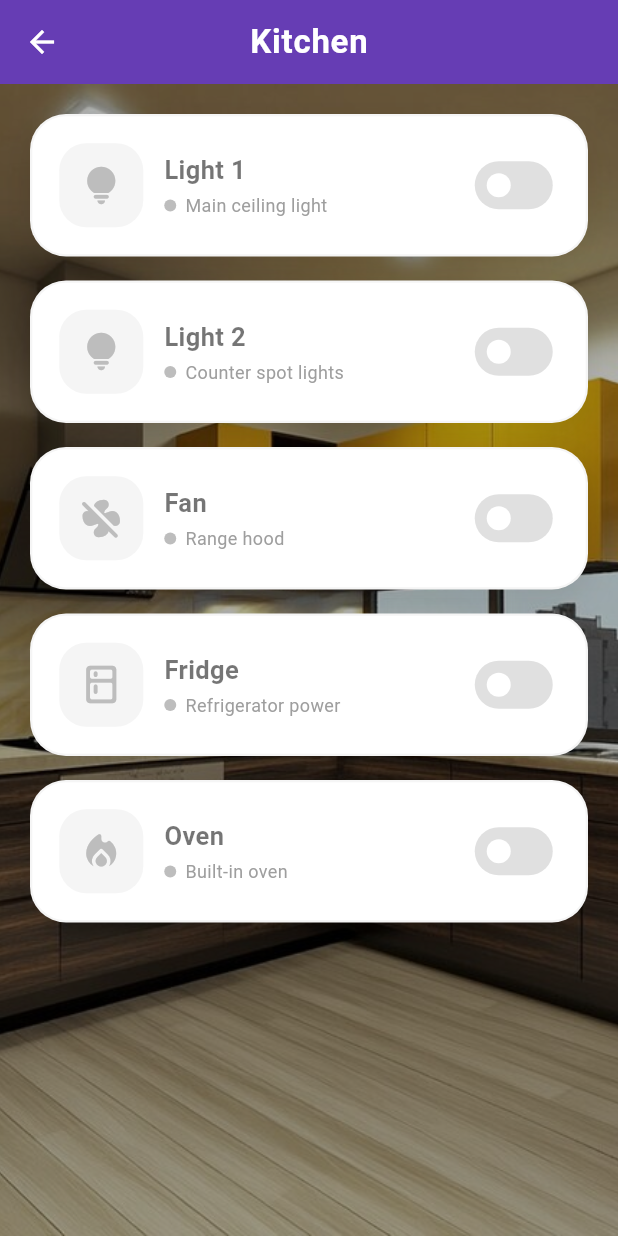
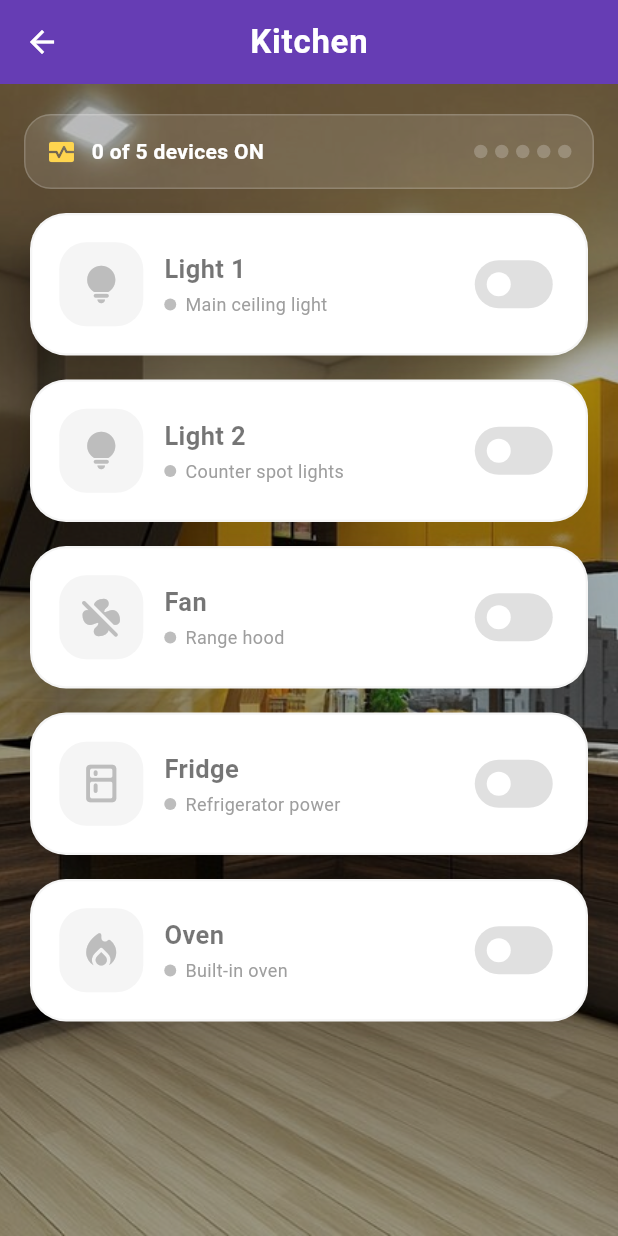
Before and after one commit to shyamrajpr7/home-app, a Flutter app: the KitchenPage screen opened directly, on a phone screen of 412 x 824 dp. Run offline on Flutter 3.47's test engine with Material 3 defaults, Android fonts, the light colour scheme and no system bars; our stand-ins replace firebase_core, firebase_database, flutter_tts, image_picker, sleek_circular_slider, speech_to_text; accounts and stored records are empty; statements that could not run were skipped.

Commit message:
UI: add device stats summary row to kitchen

```diff
--- a/lib/kitchen.dart
+++ b/lib/kitchen.dart
@@ -49,6 +49,46 @@
             padding: const EdgeInsets.fromLTRB(16, 20, 16, 28),
             child: Column(
               children: [
+                // ── Device Stats Summary ──
+                Container(
+                  margin: const EdgeInsets.only(bottom: 16),
+                  padding: const EdgeInsets.all(14),
+                  decoration: BoxDecoration(
+                    color: Colors.white.withValues(alpha: 0.12),
+                    borderRadius: BorderRadius.circular(18),
+                    border: Border.all(
+                      color: Colors.white.withValues(alpha: 0.18),
+                    ),
+                  ),
+                  child: Row(
+                    children: [
+                      const Icon(
+                        Icons.monitor_heart_rounded,
+                        color: Color(0xFFFFD54F),
+                        size: 20,
+                      ),
+                      const SizedBox(width: 10),
+                      Text(
+                        "${_countDevicesOn()} of 5 devices ON",
+                        style: const TextStyle(
+                          color: Colors.white,
+                          fontSize: 14,
+                          fontWeight: FontWeight.w600,
+                        ),
+                      ),
+                      const Spacer(),
+                      _buildStatusDot(_light1On),
+                      const SizedBox(width: 5),
+                      _buildStatusDot(_light2On),
+                      const SizedBox(width: 5),
+                      _buildStatusDot(_fanOn),
+                      const SizedBox(width: 5),
+                      _buildStatusDot(_fridgeOn),
+                      const SizedBox(width: 5),
+                      _buildStatusDot(_ovenOn),
+                    ],
+                  ),
+                ),
                 // 🔆 Light 1
                 _buildControlCard(
                   title: "Light 1",
@@ -329,6 +369,38 @@
     );
   }
 
+  int _countDevicesOn() {
+    return [
+      _light1On,
+      _light2On,
+      _fanOn,
+      _fridgeOn,
+      _ovenOn,
+    ].where((on) => on).length;
+  }
+
+  Widget _buildStatusDot(bool isOn) {
+    return AnimatedContainer(
+      duration: const Duration(milliseconds: 220),
+      width: 9,
+      height: 9,
+      decoration: BoxDecoration(
+        shape: BoxShape.circle,
+        color: isOn
+            ? const Color(0xFF4CAF50)
+            : Colors.white.withValues(alpha: 0.22),
+        boxShadow: isOn
+            ? [
+                BoxShadow(
+                  color: const Color(0xFF4CAF50).withValues(alpha: 0.6),
+                  blurRadius: 6,
+                ),
+              ]
+            : null,
+      ),
+    );
+  }
+
   /// Snackbar helper
   void _showSnack(String message) {
     ScaffoldMessenger.of(context).showSnackBar(
```
